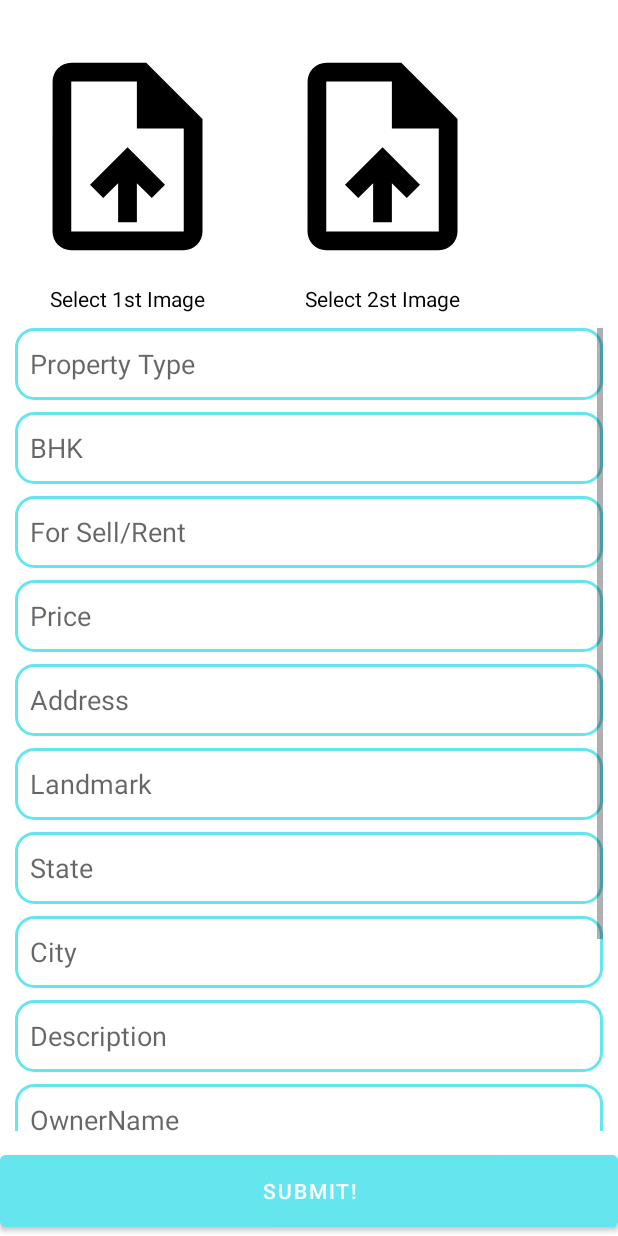
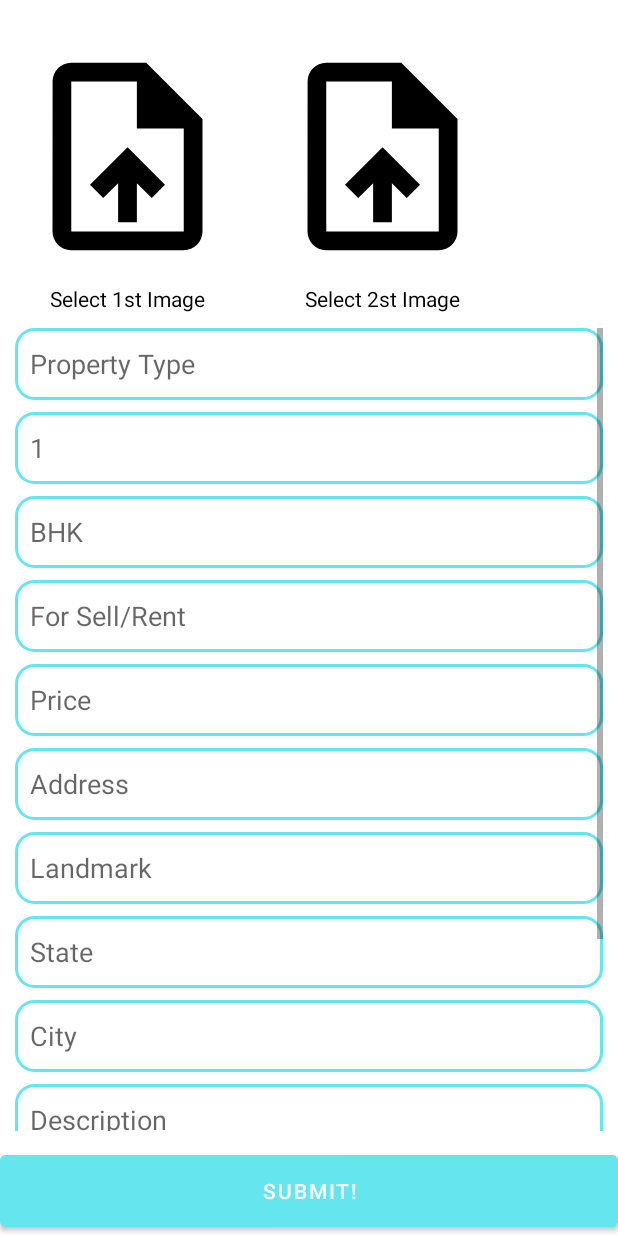
Before and after one commit to ayazpatel/ApnaGhar, an Android app: the SellPropertyUpload screen opened directly, with no data from a screen before it, on a phone screen of 412 x 824 dp. Run offline under Robolectric (Android 15) with nearby library versions, the phone set to English and light mode, and no system bars; our stand-ins replace Volley; network calls fail.

Commit message:
Second commit by ayazpatel

```diff
--- a/app/src/main/java/com/example/apnaghar/SellPropertyUpload.java
+++ b/app/src/main/java/com/example/apnaghar/SellPropertyUpload.java
@@ -35,7 +35,7 @@ import java.util.Map;
 
 public class SellPropertyUpload extends AppCompatActivity {
     private ImageView imageview_sell_prpperty_upload_data,imageview_sell_prpperty_upload_data2;
-    private EditText editText_BS_Type, editText_BS_Sub_Type, editText_BS_Sub_Type2, editText_Price, editText_Address, editText_Landmark, editText_State,
+    private EditText editText_BS_Type, editText_BS_Sub_Type, editText_BS_Sub_Type2, editText_BS_For, editText_Price, editText_Address, editText_Landmark, editText_State,
             editText_City, editText_Description, editText_Owner, editText_Phone_No, editText_Email_Id, editText_is_Featured;
     private Button button_sell_prpperty_upload_data;
     Bitmap bitmap,bitmap2;
@@ -49,6 +49,7 @@ public class SellPropertyUpload extends AppCompatActivity {
         editText_BS_Type = findViewById(R.id.editText_BS_Type);
         editText_BS_Sub_Type = findViewById(R.id.editText_BS_Sub_Type);
         editText_BS_Sub_Type2 = findViewById(R.id.editText_BS_Sub_Type2);
+        editText_BS_For = findViewById(R.id.editText_BS_For);
         editText_Price =findViewById(R.id.editText_Price);
         editText_Address = findViewById(R.id.editText_Address);
         editText_Landmark =findViewById(R.id.editText_Landmark);
@@ -124,6 +125,7 @@ public class SellPropertyUpload extends AppCompatActivity {
                 String string_editText_BS_Type = editText_BS_Type.getText().toString();
                 String string_editText_BS_Sub_Type = editText_BS_Sub_Type.getText().toString();
                 String string_editText_BS_Sub_Type2 = editText_BS_Sub_Type2.getText().toString();
+                String strint_editText_BS_For = editText_BS_For.getText().toString();
                 String string_editText_Price = editText_Price.getText().toString();
                 String string_editText_Address = editText_Address.getText().toString();
                 String string_editText_Landmark = editText_Landmark.getText().toString();
@@ -159,8 +161,12 @@ public class SellPropertyUpload extends AppCompatActivity {
                                     } else if (response.equals("image data not found")) {
                                         Toast.makeText(SellPropertyUpload.this, "Image data not found", Toast.LENGTH_SHORT).show();
                                     } else {
-                                        Toast.makeText(SellPropertyUpload.this, "Unknown response: " + response, Toast.LENGTH_SHORT).show();
-                                        Log.e("Ayaz Got Error", response);
+                                        Toast.makeText(SellPropertyUpload.this, "Upload Success", Toast.LENGTH_SHORT).show();
+                                        Intent intent = new Intent(getApplicationContext(),Homescreeen.class);
+                                        startActivity(intent);
+                                        finish();
+//                                        Toast.makeText(SellPropertyUpload.this, "Unknown response: " + response, Toast.LENGTH_SHORT).show();
+//                                        Log.e("Ayaz Got Error", response);
                                     }
                                 }
                             }, new Response.ErrorListener() {
@@ -176,6 +182,7 @@ public class SellPropertyUpload extends AppCompatActivity {
                             paramV.put("BS_Type", string_editText_BS_Type);
                             paramV.put("BS_Sub_Type", string_editText_BS_Sub_Type);
                             paramV.put("BS_Sub_Type2", string_editText_BS_Sub_Type2);
+                            paramV.put("BS_For",strint_editText_BS_For);
                             paramV.put("Price", string_editText_Price);
                             paramV.put("Address", string_editText_Address);
                             paramV.put("Landmark", string_editText_Landmark);
@@ -185,7 +192,7 @@ public class SellPropertyUpload extends AppCompatActivity {
                             paramV.put("Owner", string_editText_Owner);
                             paramV.put("Phone_No", string_editText_Phone);
                             paramV.put("Email_Id", string_editText_Email_Id);
-                            paramV.put("is_Featured", string_editText_is_Featured);
+                            paramV.put("is_Featured", "0");
                             paramV.put("is_Sold", "0");
                             return paramV;
                         }
--- a/app/src/main/res/layout/activity_sell_property_upload.xml
+++ b/app/src/main/res/layout/activity_sell_property_upload.xml
@@ -75,12 +75,21 @@
                 android:layout_width="match_parent"
                 android:layout_height="48dp"
                 android:textColor="@color/black"
-                android:hint="BHK"
+                android:hint="1"
                 android:layout_marginTop="8dp"
                 android:background="@drawable/strok2"
                 android:padding="10dp"/>
             <EditText
                 android:id="@+id/editText_BS_Sub_Type2"
+                android:layout_width="match_parent"
+                android:layout_height="48dp"
+                android:textColor="@color/black"
+                android:layout_marginTop="8dp"
+                android:background="@drawable/strok2"
+                android:hint="BHK"
+                android:padding="10dp"/>
+            <EditText
+                android:id="@+id/editText_BS_For"
                 android:layout_width="match_parent"
                 android:layout_height="48dp"
                 android:textColor="@color/black"
@@ -170,10 +179,11 @@
                 android:textColor="@color/black"
                 android:padding="10dp"/>
             <EditText
+                android:visibility="gone"
                 android:id="@+id/editText_is_Featured"
                 android:layout_width="match_parent"
                 android:layout_height="48dp"
-                android:hint="Date"
+                android:hint="Is Featured"
                 android:textColor="@color/black"
                 android:layout_marginTop="8dp"
                 android:background="@drawable/strok2"
--- a/app/src/main/res/layout/fragment_profilefragment.xml
+++ b/app/src/main/res/layout/fragment_profilefragment.xml
@@ -123,6 +123,7 @@
                             android:src="@drawable/baseline_person_24">
                         </ImageView>
                         <TextView
+                            android:id="@+id/profile_detail_card_fullname_show"
                             android:layout_width="wrap_content"
                             android:layout_height="wrap_content"
                             android:text="loading.."
@@ -143,6 +144,7 @@
                             android:src="@drawable/baseline_local_phone_24">
                         </ImageView>
                         <TextView
+                            android:id="@+id/profile_detail_card_phone_show"
                             android:layout_width="wrap_content"
                             android:layout_height="wrap_content"
                             android:text="loading.."
@@ -163,6 +165,7 @@
                             android:src="@drawable/baseline_email_24">
                         </ImageView>
                         <TextView
+                            android:id="@+id/profile_detail_card_email_show"
                             android:layout_width="wrap_content"
                             android:layout_height="wrap_content"
                             android:text="loading.."
@@ -176,6 +179,8 @@
 
 
             <Button
+                android:id="@+id/mybtn_verygood"
+                android:visibility="visible"
                 android:layout_width="180dp"
                 android:layout_height="60dp"
                 android:background="@drawable/btn_buynow"
--- a/app/src/main/res/layout/my_selling_item.xml
+++ b/app/src/main/res/layout/my_selling_item.xml
@@ -42,7 +42,7 @@
             android:id="@+id/item_button"
             android:layout_width="match_parent"
             android:layout_height="wrap_content"
-            android:text="Sold"
+            android:text="Remove"
             android:layout_marginTop="15dp"
             android:background="@drawable/stroke"
             android:textColor="#FFFFFF"
```
Also changed, not shown: app/src/main/java/com/example/apnaghar/Buy_DetailActivity.java (+9 -8 lines), app/src/main/java/com/example/apnaghar/Profilefragment.java (+16 -0 lines), app/src/main/java/com/example/apnaghar/login.java (+83 -15 lines).
